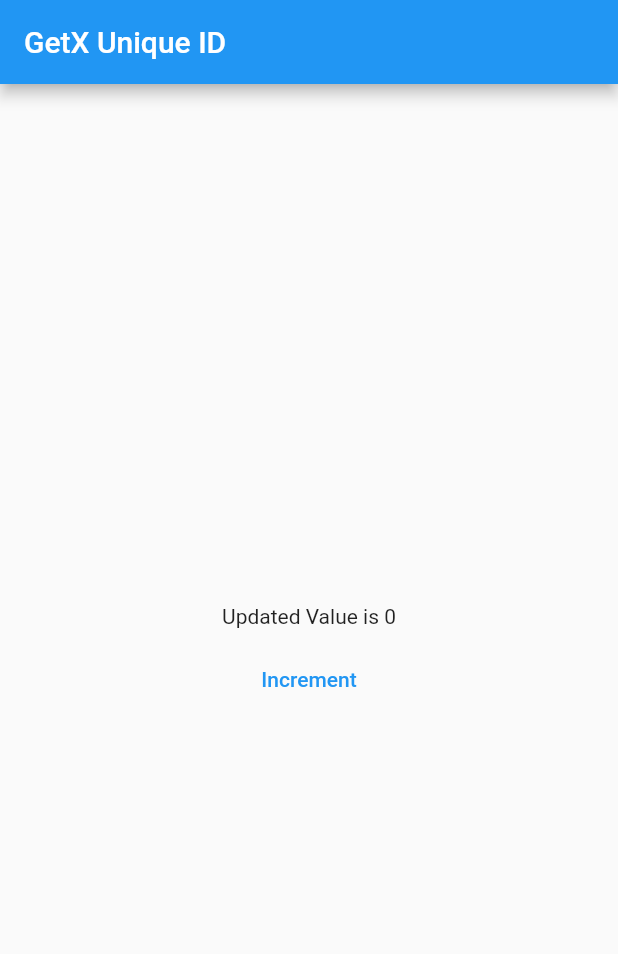
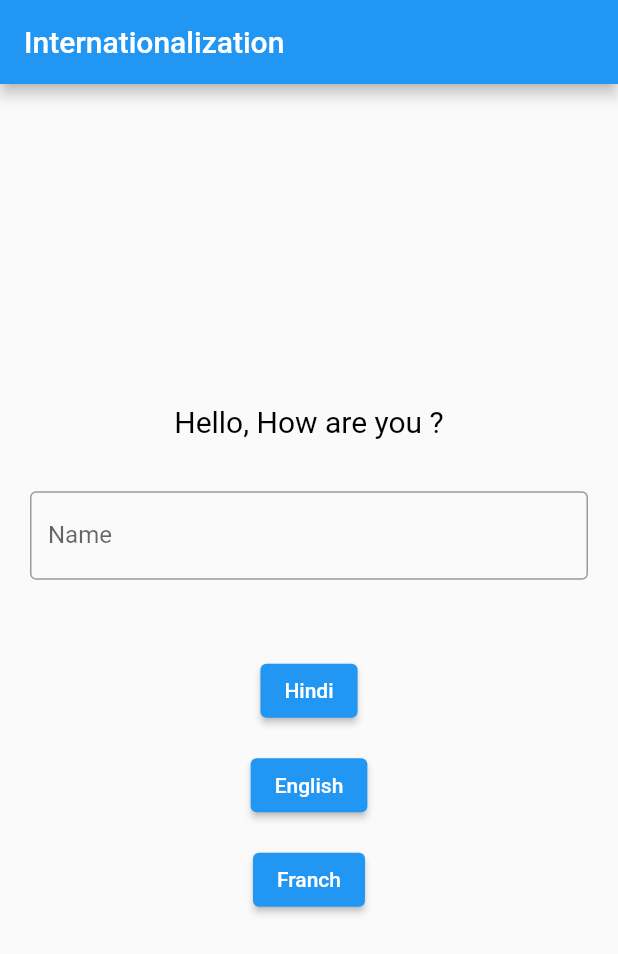
Before and after one commit to hardikcoretus/getx_demo, a Flutter app: the screen it shows after launch, on a phone screen of 412 x 824 dp. Shown: the top 954 px of the screen. Run offline on Flutter 3.47's test engine with Material 2 defaults, Android fonts, the phone set to English and light mode, and no system bars; our stand-ins replace get.

Commit message:
Internationalization Traslation Done

```diff
--- /dev/null
+++ b/lib/controller/changeLangController.dart
@@ -0,0 +1,11 @@
+import 'package:flutter/cupertino.dart';
+import 'package:get/get.dart';
+import 'package:get/get.dart';
+
+class ChangeLangController extends GetxController {
+
+  void changeLanguage(var langCode, var countryCode) {
+    var locale = Locale(langCode, countryCode);
+    Get.updateLocale(locale);
+  }
+}
--- /dev/null
+++ b/lib/other/messages.dart
@@ -0,0 +1,22 @@
+import 'package:get/get.dart';
+
+class Messages extends Translations {
+  @override
+  Map<String, Map<String, String>> get keys => {
+        'en_US': {
+          'hello': 'Hello, How are you ?',
+          'lbl_name': 'Name',
+          'hint_enter_name': 'Enter Your Name',
+        },
+        'hi_IN': {
+          'hello': 'नमस्ते,आप कैसे हैं ?',
+          'lbl_name': 'नाम',
+          'hint_enter_name': 'अपना नाम दर्ज करें',
+        },
+        'fr_FR': {
+          'hello': 'Bonjour,Comment ca va ?',
+          'lbl_name': 'Nom',
+          'hint_enter_name': 'Entrez votre nom',
+        }
+      };
+}
--- /dev/null
+++ b/lib/page/internationalization_page.dart
@@ -0,0 +1,71 @@
+import 'package:flutter/material.dart';
+import 'package:flutter_getx_demo/controller/changeLangController.dart';
+import 'package:flutter_getx_demo/other/messages.dart';
+import 'package:get/get.dart';
+
+class InternationalizationPage extends StatelessWidget {
+  ChangeLangController controller = Get.put(ChangeLangController());
+
+  @override
+  Widget build(BuildContext context) {
+    return Scaffold(
+      body: Scaffold(
+        appBar: AppBar(
+          title: Text('Internationalization'),
+        ),
+        body: Center(
+          child: Container(
+            child: Column(
+              crossAxisAlignment: CrossAxisAlignment.center,
+              mainAxisAlignment: MainAxisAlignment.center,
+              children: [
+                Text(
+                  'hello'.tr, //hello is key name from messages.dart file
+                  style: TextStyle(fontSize: 20.0, color: Colors.black),
+                ),
+                const SizedBox(
+                  height: 15.0,
+                ),
+                Padding(
+                  padding: const EdgeInsets.all(20.0),
+                  child: TextField(
+                    obscureText: false,
+                    decoration: InputDecoration(
+                      border: OutlineInputBorder(),
+                      labelText: 'lbl_name'.tr,
+                      hintText: 'hint_enter_name'.tr,
+                    ),
+                  ),
+                ),
+                const SizedBox(
+                  height: 30.0,
+                ),
+                ElevatedButton(
+                    onPressed: () {
+                      controller.changeLanguage('hi', 'IN');
+                    },
+                    child: Text('Hindi')),
+                const SizedBox(
+                  height: 15.0,
+                ),
+                ElevatedButton(
+                    onPressed: () {
+                      controller.changeLanguage('en', 'US');
+                    },
+                    child: Text('English')),
+                const SizedBox(
+                  height: 15.0,
+                ),
+                ElevatedButton(
+                    onPressed: () {
+                      controller.changeLanguage('fr', 'FR');
+                    },
+                    child: Text('Franch')),
+              ],
+            ),
+          ),
+        ),
+      ),
+    );
+  }
+}
--- a/lib/page/main.dart
+++ b/lib/page/main.dart
@@ -1,12 +1,9 @@
 import 'package:flutter/material.dart';
+import 'package:flutter_getx_demo/other/messages.dart';
 
-import 'package:flutter_getx_demo/page/getx_id.dart';
 import 'package:flutter_getx_demo/page/home.dart';
+import 'package:flutter_getx_demo/page/internationalization_page.dart';
 import 'package:get/get.dart';
-
-import 'get_builder_state_mngr_main.dart';
-import 'lifecycle_class.dart';
-import 'reactive_state_mngr_main.dart';
 
 void main() {
   runApp(MyApp());
@@ -17,9 +14,12 @@
   @override
   Widget build(BuildContext context) {
     return GetMaterialApp(
+      translations: Messages(), // Your Translation File
+      fallbackLocale: Locale(
+          'en', 'US'), //default local // to get device locale Get.deviceLocale
       title: 'Go To Next Screen',
       // home: getXComponent(),
-      home: GetxId(),
+      home: InternationalizationPage(),
 
       /* For Reactive State Management */
     );
```
